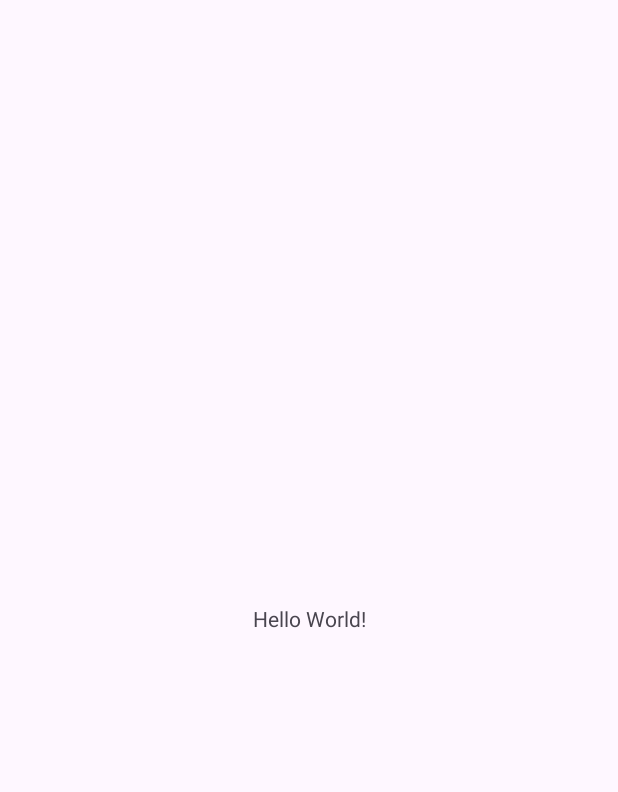
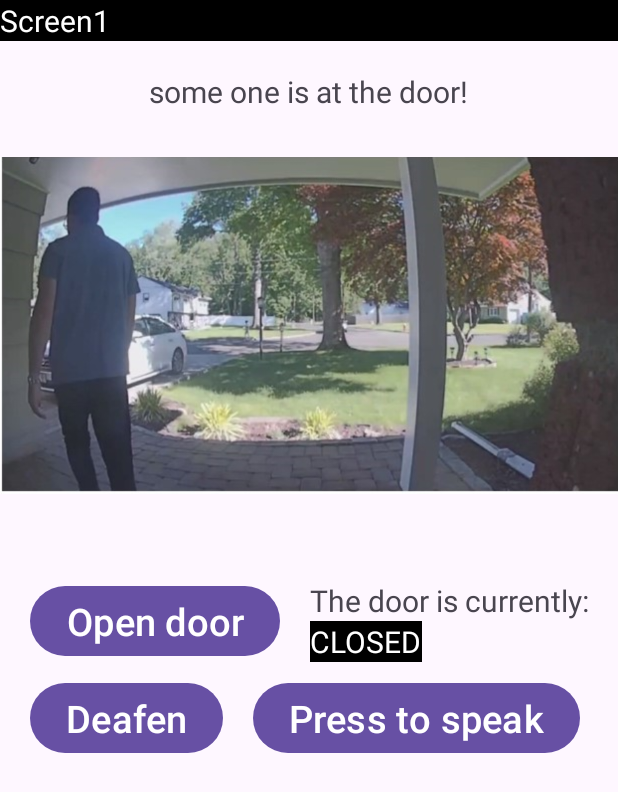
Before and after one commit to coryTuyaoqing/SmartDoorBell, an Android app: the screen it shows after launch (MainActivity), on a phone screen of 412 x 824 dp. Before the commit the part shown is almost empty. Shown: the top 792 px of the screen. Run offline under Robolectric (Android 15) with nearby library versions, the phone set to English and light mode, and no system bars.

Commit message:
Build the basic UI (v1.0)

```diff
--- a/app/src/main/java/com/example/smartdoorbell/MainActivity.java
+++ b/app/src/main/java/com/example/smartdoorbell/MainActivity.java
@@ -3,6 +3,9 @@ package com.example.smartdoorbell;
 import androidx.appcompat.app.AppCompatActivity;
 
 import android.os.Bundle;
+import android.view.View;
+import android.widget.EditText;
+import android.widget.TextView;
 
 public class MainActivity extends AppCompatActivity {
 
@@ -11,4 +14,8 @@ public class MainActivity extends AppCompatActivity {
         super.onCreate(savedInstanceState);
         setContentView(R.layout.activity_main);
     }
+
+    public void btnOnClick(View view){
+
+    }
 }
--- a/app/src/main/res/layout/activity_main.xml
+++ b/app/src/main/res/layout/activity_main.xml
@@ -1,18 +1,113 @@
 <?xml version="1.0" encoding="utf-8"?>
-<androidx.constraintlayout.widget.ConstraintLayout xmlns:android="http://schemas.android.com/apk/res/android"
+<RelativeLayout xmlns:android="http://schemas.android.com/apk/res/android"
     xmlns:app="http://schemas.android.com/apk/res-auto"
     xmlns:tools="http://schemas.android.com/tools"
+    android:id="@+id/txtMessage"
     android:layout_width="match_parent"
     android:layout_height="match_parent"
     tools:context=".MainActivity">
 
-    <TextView
-        android:layout_width="wrap_content"
+    <RelativeLayout
+        android:layout_width="match_parent"
         android:layout_height="wrap_content"
-        android:text="Hello World!"
-        app:layout_constraintBottom_toBottomOf="parent"
-        app:layout_constraintEnd_toEndOf="parent"
-        app:layout_constraintStart_toStartOf="parent"
-        app:layout_constraintTop_toTopOf="parent" />
+        android:id="@+id/firstRL"
+        android:background="@color/black">
 
-</androidx.constraintlayout.widget.ConstraintLayout>
+        <TextView
+            android:layout_width="wrap_content"
+            android:layout_height="wrap_content"
+            android:text="Screen1"
+            android:textSize="20dp"
+            android:textColor="@color/white"
+            android:id="@+id/title"/>
+
+    </RelativeLayout>
+
+    <RelativeLayout
+        android:layout_width="match_parent"
+        android:layout_height="wrap_content"
+        android:id="@+id/secondRL"
+        android:layout_marginTop="20dp"
+        android:layout_below="@+id/firstRL">
+
+        <TextView
+            android:layout_width="wrap_content"
+            android:layout_height="wrap_content"
+            android:text="some one is at the door!"
+            android:textSize="20dp"
+            android:layout_centerHorizontal="true"
+            android:id="@+id/status"/>
+
+        <ImageView
+            android:layout_width="wrap_content"
+            android:layout_height="wrap_content"
+            android:id="@+id/cameraPhoto"
+            android:src="@drawable/camera_photo"/>
+
+    </RelativeLayout>
+
+    <RelativeLayout
+        android:layout_width="match_parent"
+        android:layout_height="wrap_content"
+        android:id="@+id/thirdRL"
+        android:layout_below="@+id/secondRL">
+
+        <Button
+            android:layout_width="wrap_content"
+            android:layout_height="wrap_content"
+            android:text="Open door"
+            android:id="@+id/btnOpenDoor"
+            android:textSize="25dp"
+            android:layout_marginLeft="20dp"/>
+
+        <TextView
+            android:layout_width="wrap_content"
+            android:layout_height="wrap_content"
+            android:layout_marginLeft="20dp"
+            android:layout_toRightOf="@+id/btnOpenDoor"
+            android:text="The door is currently:"
+            android:textSize="20dp"
+            android:id="@+id/txtTheDoorIsCurrently"/>
+
+        <TextView
+            android:layout_width="wrap_content"
+            android:layout_height="wrap_content"
+            android:id="@+id/txtDoorStatus"
+            android:layout_below="@+id/txtTheDoorIsCurrently"
+            android:layout_toRightOf="@+id/btnOpenDoor"
+            android:layout_marginLeft="20dp"
+            android:text="CLOSED"
+            android:textSize="20dp"
+            android:textColor="@color/white"
+            android:background="@color/black"/>
+
+    </RelativeLayout>
+
+    <RelativeLayout
+        android:layout_width="match_parent"
+        android:layout_height="wrap_content"
+        android:id="@+id/fourthRL"
+        android:layout_below="@+id/thirdRL"
+        android:layout_marginTop="10dp">
+
+        <Button
+            android:layout_width="wrap_content"
+            android:layout_height="wrap_content"
+            android:text="Deafen"
+            android:id="@+id/btnDeafen"
+            android:textSize="25dp"
+            android:layout_marginLeft="20dp"/>
+
+        <Button
+            android:layout_width="wrap_content"
+            android:layout_height="wrap_content"
+            android:text="Press to speak"
+            android:id="@+id/btnPressToSpeak"
+            android:textSize="25dp"
+            android:layout_toRightOf="@+id/btnDeafen"
+            android:layout_marginLeft="20dp"/>
+
+    </RelativeLayout>
+
+
+</RelativeLayout>
```
Also changed, not shown: app/src/main/res/drawable/camera_photo.png (added).
